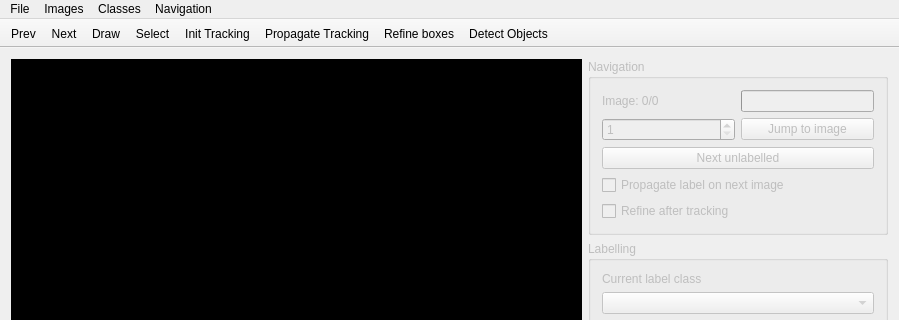
Qt form src/mainwindow.ui (jveitchmichaelis/deeplabel) before a commit; both pictures show x 0 to 899 and y 0 to 320 of the 899 by 650 pixel window.
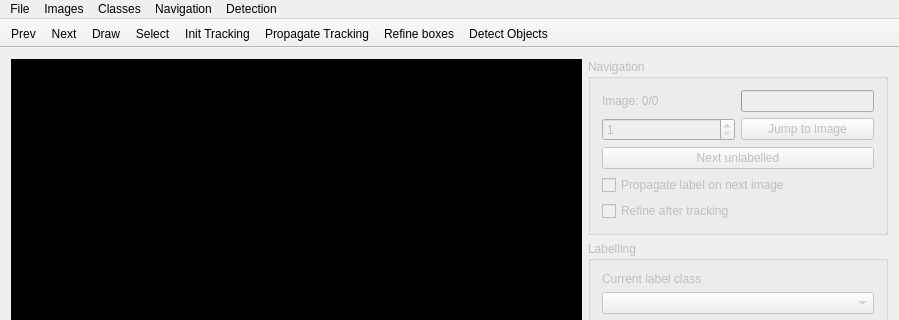
The same form after that commit.

Diff of the .ui file:
```diff
--- a/src/mainwindow.ui
+++ b/src/mainwindow.ui
@@ -373,10 +373,17 @@
     </property>
     <addaction name="actionWrap_images"/>
    </widget>
+   <widget class="QMenu" name="menuDetection">
+    <property name="title">
+     <string>Detection</string>
+    </property>
+    <addaction name="actionDetectorSettings"/>
+   </widget>
    <addaction name="menuFile"/>
    <addaction name="menuImages"/>
    <addaction name="menuClasses"/>
    <addaction name="menuNavigation"/>
+   <addaction name="menuDetection"/>
   </widget>
   <widget class="QToolBar" name="mainToolBar">
    <property name="movable">
```
Left out of the diff: 5 changed lines with no effect on the pictures.
